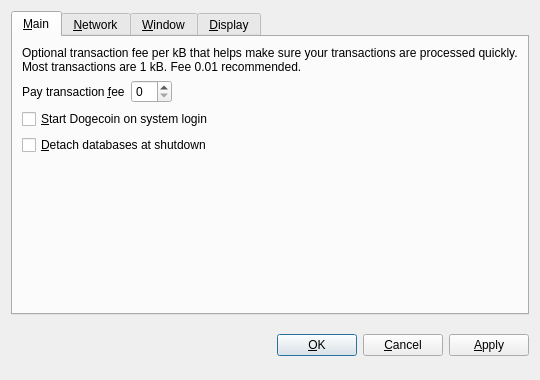
Before: the Qt Designer form src/qt/forms/optionsdialog.ui in pixelcoindev/pixelcoin, drawn with Qt 5.
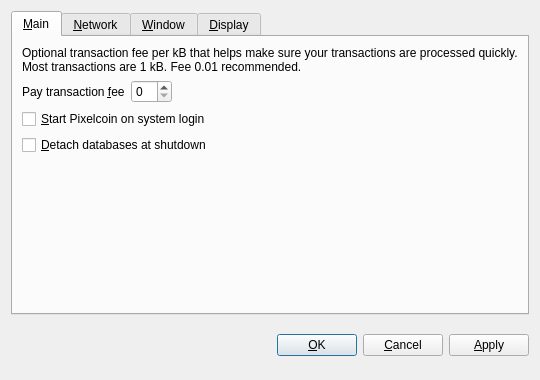
After: the same form once the commit is applied. The open tabs and pages were chosen to show the change. Custom widgets are drawn as their Qt base class.

Diff of the .ui file:
```diff
--- a/src/qt/forms/optionsdialog.ui
+++ b/src/qt/forms/optionsdialog.ui
@@ -82,7 +82,7 @@
           <string>Automatically start Dogecoin after logging in to the system.</string>
          </property>
          <property name="text">
-          <string>&amp;Start Dogecoin on system login</string>
+          <string>&amp;Start Pixelcoin on system login</string>
          </property>
         </widget>
        </item>
```
Left out of the diff: 10 changed lines with no effect on the pictures.
